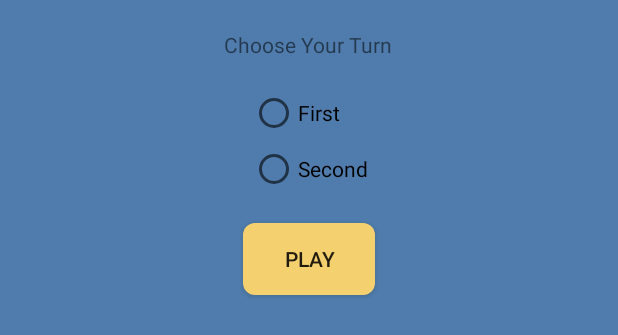
After one commit to anthiny/TicTacToe, an Android app: the layout choose_turn_dialog.xml on its own in the app's theme, with its tools: preview values and no code run, on a phone screen of 412 x 824 dp. The commit adds this screen. Shown: the top 335 px of the screen. Run offline under Robolectric (Android 15) with nearby library versions, the phone set to English and light mode, and no system bars; Roboto replaces fonts that are not available here.

Commit message:
add choose turn

```diff
--- a/app/src/main/java/com/example/anthonykim/kim/Presenter/TicTacToePresenter.java
+++ b/app/src/main/java/com/example/anthonykim/kim/Presenter/TicTacToePresenter.java
@@ -44,7 +44,7 @@ public class TicTacToePresenter implements TicTacToeContract.ForwardStatusIntera
     }
 
     private void prepareFirstGame(){
-        publishToStatus.chooseFirst();
+        publishToStatus.selectGameMode();
     }
 
     @Override
@@ -82,6 +82,6 @@ public class TicTacToePresenter implements TicTacToeContract.ForwardStatusIntera
     public void onResetButtonClick() {
         publishToGameTable.resetGameTable();
         ticTacToe.resetGameTableData();
-        publishToStatus.chooseFirst();
+        publishToStatus.selectGameMode();
     }
 }
--- a/app/src/main/java/com/example/anthonykim/kim/TicTacToeContract.java
+++ b/app/src/main/java/com/example/anthonykim/kim/TicTacToeContract.java
@@ -14,7 +14,7 @@ public interface TicTacToeContract {
     }
 
     interface PublishToStatus{
-        void chooseFirst();
+        void selectGameMode();
         void finishApp();
     }
 
--- a/app/src/main/java/com/example/anthonykim/kim/View/GameTableFragment.java
+++ b/app/src/main/java/com/example/anthonykim/kim/View/GameTableFragment.java
@@ -192,10 +192,10 @@ public class GameTableFragment extends Fragment implements TicTacToeContract.Pub
         builder.setCancelable(false);
         switch (who){
             case CircleFlag:
-                text = getString(R.string.who_circle) + getString(R.string.win_string);
+                text = getString(R.string.win_circlelayer);
                 break;
             case XFlag:
-                text = getString(R.string.who_x) + getString(R.string.win_string);
+                text = getString(R.string.win_xplayer);
                 break;
             case DrawFlag:
                 text = getString(R.string.who_draw);
--- /dev/null
+++ b/app/src/main/res/layout/choose_turn_dialog.xml
@@ -0,0 +1,57 @@
+<?xml version="1.0" encoding="utf-8"?>
+<LinearLayout xmlns:android="http://schemas.android.com/apk/res/android"
+    xmlns:app="http://schemas.android.com/apk/res-auto"
+    xmlns:tools="http://schemas.android.com/tools"
+    android:orientation="vertical" android:layout_width="match_parent"
+    android:layout_height="match_parent"
+    android:background="@color/colorCyanAzure"
+    tools:ignore="missingPrefix"
+    >
+
+    <TextView
+        android:layout_width="wrap_content"
+        android:layout_height="wrap_content"
+        android:layout_gravity="center_horizontal"
+        android:layout_marginTop="20dp"
+        android:text="@string/choose_dialog_title"
+        app:font="text"
+        />
+
+    <RadioGroup
+        android:id="@+id/radioGroup"
+        android:layout_width="wrap_content"
+        android:layout_height="wrap_content"
+        android:orientation="vertical"
+        android:layout_marginTop="20dp"
+        android:layout_gravity="center_horizontal"
+        >
+
+        <RadioButton
+            android:id="@+id/radioFirst"
+            android:layout_width="wrap_content"
+            android:layout_height="wrap_content"
+            android:text="@string/choose_dialog_first"
+            app:font="text"
+            />
+        <RadioButton
+            android:id="@+id/radioSecond"
+            android:layout_width="wrap_content"
+            android:layout_height="wrap_content"
+            android:layout_marginTop="5dp"
+            android:text="@string/choose_dialog_second"
+            app:font="text"
+            />
+
+    </RadioGroup>
+
+    <Button
+        android:id="@+id/playButton"
+        android:layout_width="wrap_content"
+        android:layout_height="wrap_content"
+        android:layout_gravity="center_horizontal"
+        android:text="@string/choose_dialog_play"
+        android:layout_marginTop="20dp"
+        app:font="button"
+        android:background="@drawable/rounded_button"
+        />
+</LinearLayout>
--- a/app/src/main/res/values/strings.xml
+++ b/app/src/main/res/values/strings.xml
@@ -5,8 +5,10 @@
     <string name="setting_dialog_chooseFirst">Choose First or Second</string>
     <string name="setting_dialog_singlePlayer">Single</string>
     <string name="setting_dialog_twoPlayer">Two</string>
-    <string name="setting_dialog_first">First</string>
-    <string name="setting_dialog_second">Second</string>
+    <string name="choose_dialog_title">Choose Your Turn</string>
+    <string name="choose_dialog_first">First</string>
+    <string name="choose_dialog_second">Second</string>
+    <string name="choose_dialog_play">PLAY</string>
     <string name="overlap_toast">Already Clicked</string>
     <string name="reset_button">Reset</string>
     <string name="result_dialog_AiWin">Winner is Ticphago</string>
@@ -18,12 +20,13 @@
     <string name="who_circle">Circle Player</string>
     <string name="who_x">X Player</string>
     <string name="who_draw">Draw</string>
-    <string name="win_string"> Win !</string>
+    <string name="win_xplayer">X Player Win !</string>
+    <string name="win_circlelayer">O Player Win !</string>
     <string name="description">ITEM</string>
     <string name="help_dialog_contents">
-        Tic-tac-toe is a paper-and-pencil game for two players, X and O,
-        who take turns marking the spaces in a 3×3 grid.
-        The player who succeeds in placing three oftheir marks in a horizontal,
+         Tic-tac-toe is a paper-and-pencil game for two players, X and O,
+        who take turns marking the spaces in a 3×3 grid.\n
+        The player who succeeds in placing three of their marks in a horizontal,
         vertical, or diagonal row wins the game.
     </string>
 </resources>
```
Also changed, not shown: app/src/main/java/com/example/anthonykim/kim/View/StatusFragment.java (+45 -3 lines), app/src/main/res/layout/setting_dialog.xml (+12 -2 lines).
